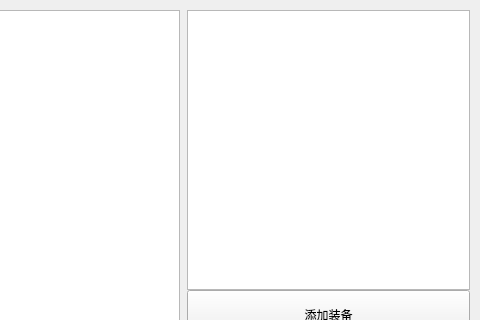
Old version of the form ui/widget.ui in the repository yyShine760/AWMS_UpperComputer; both pictures show x 420 to 900 and y 0 to 320 of the 900 by 500 pixel window.
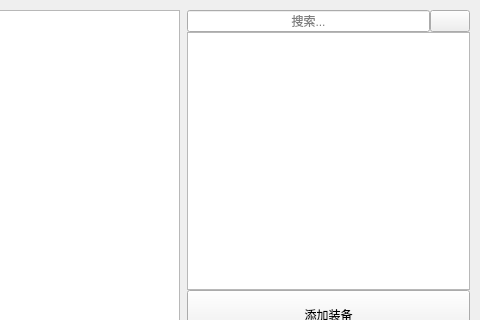
New version of the form. Icons and pictures are not drawn.

What changed in the file:
```diff
--- a/ui/widget.ui
+++ b/ui/widget.ui
@@ -24,7 +24,7 @@
   </property>
   <layout class="QVBoxLayout" name="verticalLayout_2">
    <property name="spacing">
-    <number>0</number>
+    <number>10</number>
    </property>
    <property name="leftMargin">
     <number>10</number>
@@ -227,6 +227,9 @@
      </item>
      <item>
       <layout class="QVBoxLayout" name="verticalLayout">
+       <property name="spacing">
+        <number>0</number>
+       </property>
        <property name="sizeConstraint">
         <enum>QLayout::SetDefaultConstraint</enum>
        </property>
@@ -236,6 +239,42 @@
        <property name="bottomMargin">
         <number>0</number>
        </property>
+       <item>
+        <layout class="QHBoxLayout" name="horizontalLayout_2">
+         <property name="spacing">
+          <number>0</number>
+         </property>
+         <item>
+          <widget class="QLineEdit" name="lineEdit">
+           <property name="cursor">
+            <cursorShape>ArrowCursor</cursorShape>
+           </property>
+           <property name="layoutDirection">
+            <enum>Qt::LeftToRight</enum>
+           </property>
+           <property name="alignment">
+            <set>Qt::AlignCenter</set>
+           </property>
+           <property name="placeholderText">
+            <string>搜索...</string>
+           </property>
+          </widget>
+         </item>
+         <item>
+          <widget class="QPushButton" name="searchButton">
+           <property name="styleSheet">
+            <string notr="true">image: url(:/img/ss.png);</string>
+           </property>
+           <property name="text">
+            <string/>
+           </property>
+           <property name="shortcut">
+            <string>Return</string>
+           </property>
+          </widget>
+         </item>
+        </layout>
+       </item>
        <item>
         <widget class="QTextBrowser" name="textBrowser"/>
        </item>
```
Left out of the diff: 46 changed lines with no effect on the pictures.
